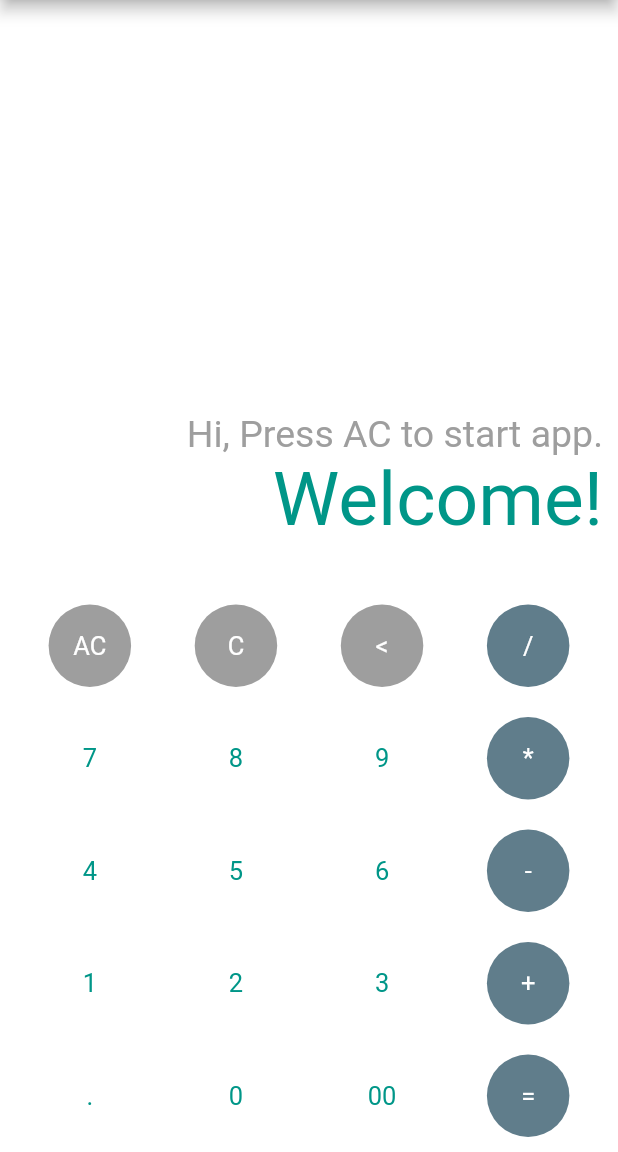
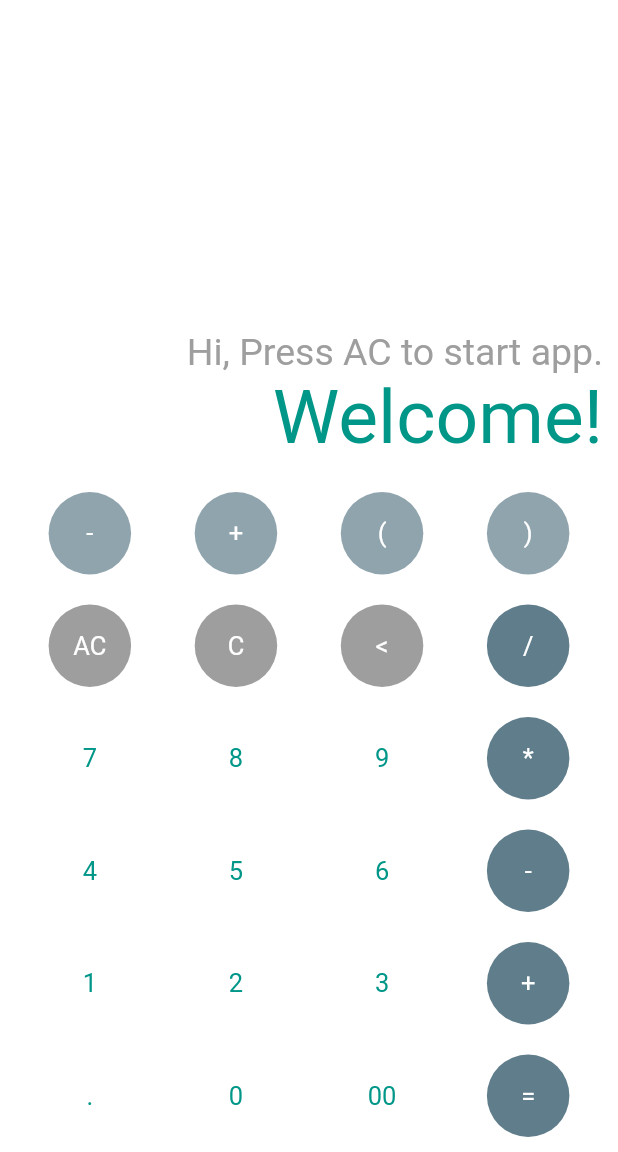
Before and after one commit to BlackIQ/flulator, a Flutter app: the screen it shows after launch, on a phone screen of 412 x 824 dp, the part 84-1236 px from its top. Run offline on Flutter 3.47's test engine with Material 2 defaults, Android fonts, the phone set to English and light mode, and no system bars; our stand-ins replace google_fonts, math_expressions; Roboto replaces fonts that are missing (Boogaloo); project files that could hold a hidden picture were left out.

Commit message:
Add new buttons

```diff
--- a/lib/app/flulator.dart
+++ b/lib/app/flulator.dart
@@ -59,6 +59,7 @@ class FlulatorState extends State<Flulator> {
       backgroundColor: Colors.white,
       drawer: FluDrawer(),
       appBar: AppBar(
+        elevation: 0,
         title: Text(
           'Flutter',
           style: GoogleFonts.boogaloo(),
@@ -90,7 +91,36 @@ class FlulatorState extends State<Flulator> {
             ),
             alignment: Alignment(1, 1),
           ),
-          SizedBox(height: 30),
+          SizedBox(height: 10),
+          Row(
+            mainAxisAlignment: MainAxisAlignment.spaceEvenly,
+            children: <Widget>[
+              FluButton(
+                text: '-',
+                fillColor: Colors.blueGrey[300],
+                textColor: Colors.white,
+                callback: clear,
+              ),
+              FluButton(
+                text: '+',
+                fillColor: Colors.blueGrey[300],
+                textColor: Colors.white,
+                callback: clear,
+              ),
+              FluButton(
+                text: '(',
+                fillColor: Colors.blueGrey[300],
+                textColor: Colors.white,
+                callback: deLast,
+              ),
+              FluButton(
+                text: ')',
+                fillColor: Colors.blueGrey[300],
+                textColor: Colors.white,
+                callback: numClick,
+              )
+            ],
+          ),
           Row(
             mainAxisAlignment: MainAxisAlignment.spaceEvenly,
             children: <Widget>[
```
